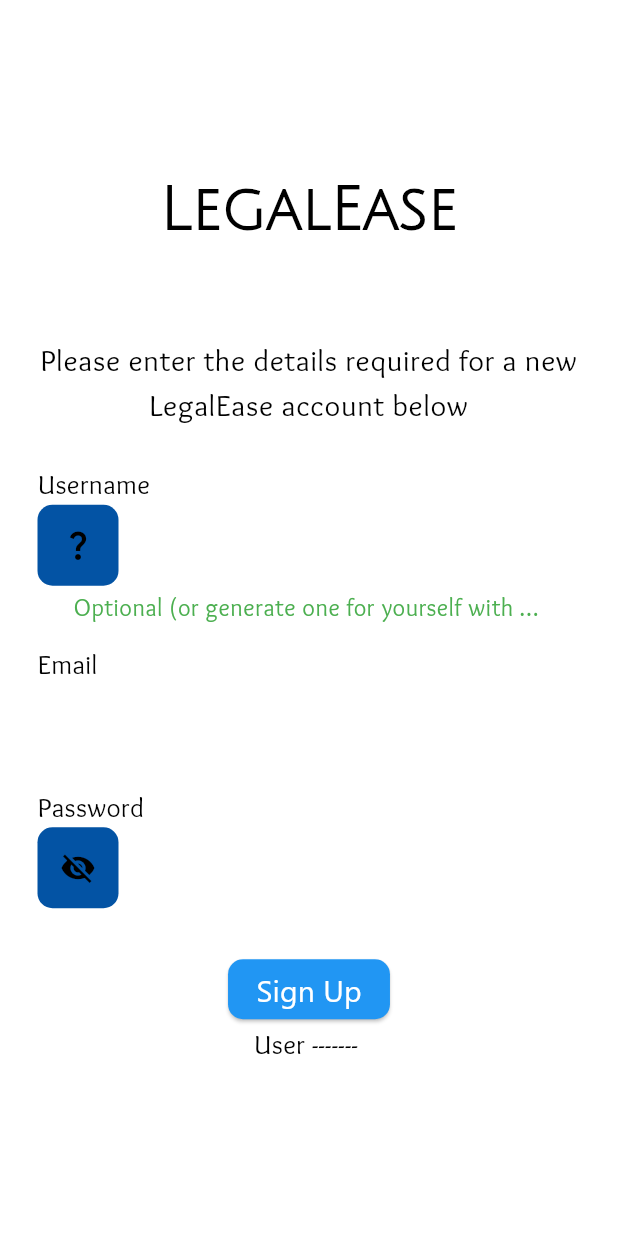
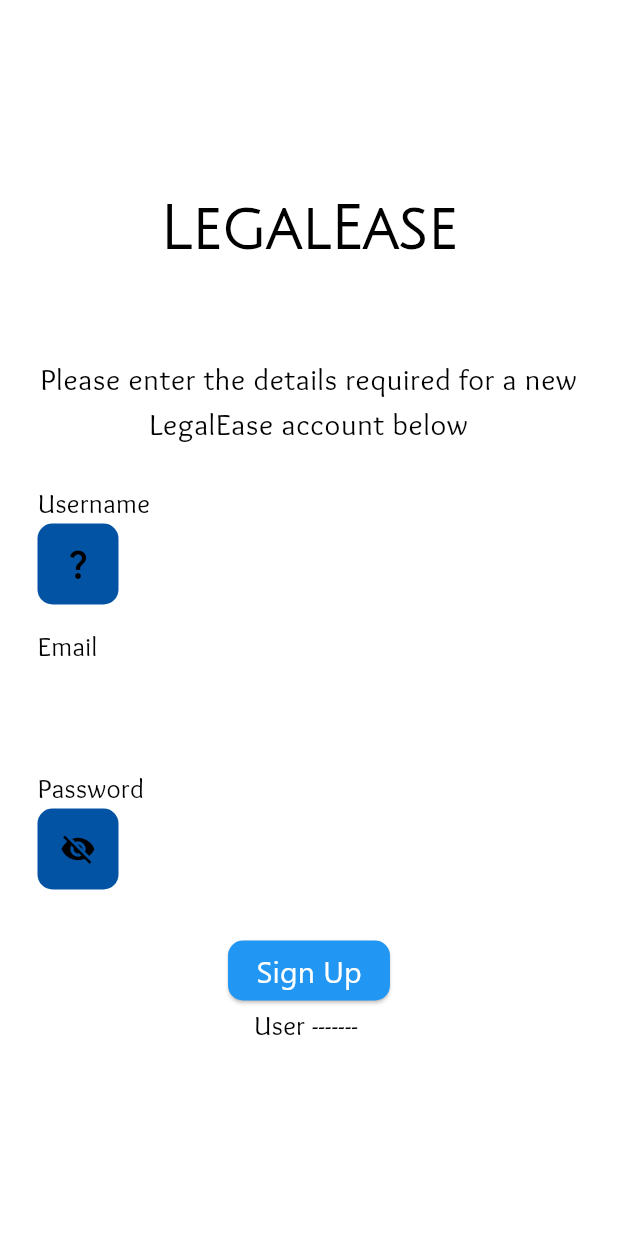
Before and after one commit to LahiruHW/toasties_kitahack, a Flutter app: the SignupLegalEase screen opened by its route, on a phone screen of 412 x 824 dp. Run offline on Flutter 3.47's test engine with Material 3 defaults, Android fonts, the light colour scheme and no system bars; our stand-ins replace animated_toggle_switch, cached_network_image, cloud_firestore, envied, firebase_auth, firebase_core and 4 more; missing offline and left inert: word_generator; accounts and stored records are empty; network calls fail.

Commit message:
fix login-after-signup null check error

```diff
--- a/toasties_flutter/lib/common/providers/auth_provider.dart
+++ b/toasties_flutter/lib/common/providers/auth_provider.dart
@@ -21,7 +21,7 @@ class ToastieAuthProvider extends ChangeNotifier {
 
   // final WordGenerator wordGenerator = WordGenerator();
 
-  ToastieAuthProvider({User? user}) {
+  ToastieAuthProvider() {
     debugPrint('------------------------------ AuthProvider initialized');
   }
 
@@ -31,9 +31,8 @@ class ToastieAuthProvider extends ChangeNotifier {
     // if the current user is not null, sign out first
     if (user != null) {
       ToastiesAuthService.signOut().then((value) {
-        user = null;
         debugPrint(
-            '------------------------------ AuthProvider user signed out');
+            '------------------------------ AuthProvider user was forcibly signed out');
       });
     }
 
--- a/toasties_flutter/lib/login/signup_legalease.dart
+++ b/toasties_flutter/lib/login/signup_legalease.dart
@@ -42,8 +42,7 @@ class _SignupLegalEaseState extends State<SignupLegalEase> {
   String? validateUsername(value) {
     String? retVal = "";
     if (value.isEmpty) {
-      retVal =
-          "if you don't enter an email address, one will be generated for you";
+      retVal = "Optional (or generate one for yourself with the '?' :D)";
     } else {
       retVal = null;
     }
@@ -182,9 +181,6 @@ class _SignupLegalEaseState extends State<SignupLegalEase> {
                           .labelMedium!
                           .copyWith(color: Colors.black),
                       decoration: InputDecoration(
-                        errorText: isUsernameValid
-                            ? null
-                            : "Optional (or generate one for yourself with the '?' :D)",
                         errorStyle: const TextStyle(
                           color: Colors.green,
                         ),
```
Also changed, not shown: toasties_flutter/lib/common/utility/toastie_auth.dart (+4 -3 lines).
